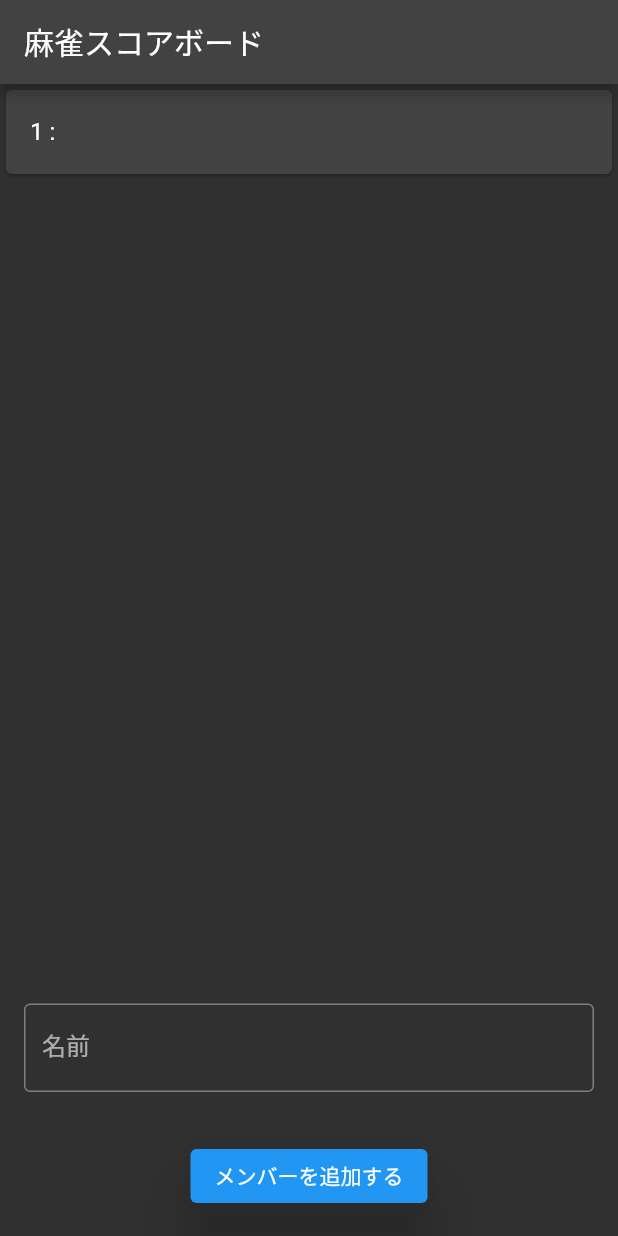
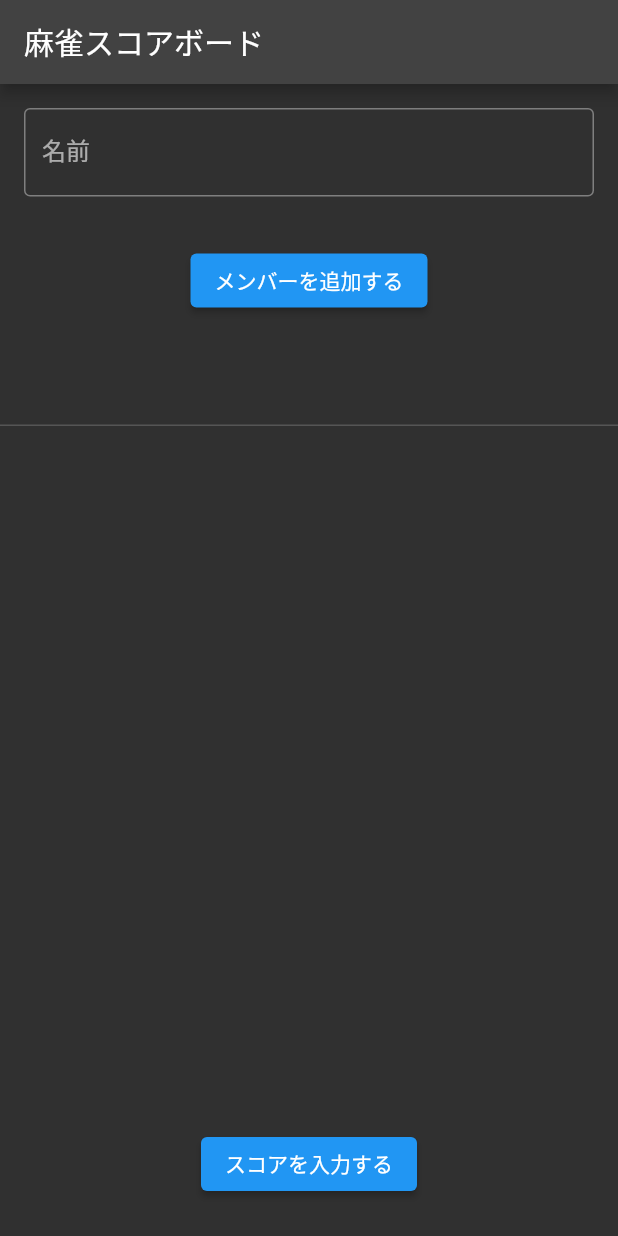
Before and after one commit to chiaki-62/ScoreCalculator, a Flutter app: the screen it shows after launch, after a tap on "メンバーを追加する", on a phone screen of 412 x 824 dp. Run offline on Flutter 3.47's test engine with Material 2 defaults, Android fonts, the phone set to English and light mode, and no system bars.

Commit message:
レイアウト調整

```diff
--- a/lib/main.dart
+++ b/lib/main.dart
@@ -34,14 +34,10 @@ class _MyHomePageState extends State<MyHomePage> {
   // 入力データ格納用のリスト
   List<Map<String, dynamic>> items = [];
 
-  //　ID（カウンタ変数）
-  int _counter = 0;
-
   //　追加ボタンが押されたときの処理（リストにIDと入力データを新規追加）
   void _addItem(String inputText) {
     setState(() {
-      _counter++;
-      items.add({ "id": _counter, "content": inputText});
+      items.add({ "content": inputText});
     });
   }
 
@@ -58,25 +54,8 @@ class _MyHomePageState extends State<MyHomePage> {
       appBar: AppBar(
         title: Text(widget.title),
       ),
-      body: Container(
-        child: Column(
+      body: Column(
         children: [
-            Expanded(
-              child:ListView.builder(
-                scrollDirection: Axis.vertical,
-                shrinkWrap: true,
-                itemCount: items.length,
-                itemBuilder: (BuildContext context, int index) {
-                  final item = items[index];
-                  // 新しいカードを作成して返す
-                  return Card(
-                    child: ListTile(
-                      title: Text(item["id"].toString() + " : " + item["content"]),
-                    ),
-                  );
-                }
-              ),
-            ),
           Padding(
             padding: const EdgeInsets.all(16),
             child: TextFormField(
@@ -97,15 +76,66 @@ class _MyHomePageState extends State<MyHomePage> {
                 // テキストフィールドの内容をクリア
                 textController.clear();
               },
-                style: ElevatedButton.styleFrom(
-                  elevation: 16,
+              child: const Text('メンバーを追加する'),
             ),
-                child: const Text('メンバーを追加する'),
+          ),
+          Expanded(
+            child:ListView.builder(
+              scrollDirection: Axis.vertical,
+              shrinkWrap: true,
+              itemCount: items.length,
+              itemBuilder: (BuildContext context, int index) {
+                final item = items[index];
+                // 新しいカードを作成して返す
+                return Dismissible(
+                  key: UniqueKey(),
+                  child: Container(
+                    decoration: BoxDecoration(
+                      border: Border(
+                        bottom: BorderSide(
+                          color: Color.fromARGB(255, 85, 85, 85),
+                        ),
+                      ),
+                    ),
+                    child: ListTile(
+                      title: Text(item["content"]),
+                    ),
+                  ),
+                  onDismissed: (direction) {
+                    setState(() {
+                      items.removeAt(index);
+                    });
+                  },
+                  background: Container(
+                    padding: EdgeInsets.only(
+                      right: 16,
+                    ),
+                    alignment: AlignmentDirectional.centerEnd,
+                    color: Colors.red,
+                    child: Icon(
+                      Icons.delete,
+                      color: Colors.white,
+                    ),
+                  ),
+                );
+              }
+            ),
+          ),
+          Container(
+            padding: const EdgeInsets.all(24),
+            child : ElevatedButton(
+              onPressed: () {
+                //テキストフィールドの内容を取得し、アイテムリストに追加
+                _addItem(textController.text);
+
+                // テキストフィールドの内容をクリア
+                textController.clear();
+              },
+              child: const Text('スコアを入力する'),
             ),
           ),
         ]
       ),
-      ),
     );
   }
 }
```
Lines whose indentation alone changed are shown as unchanged.
